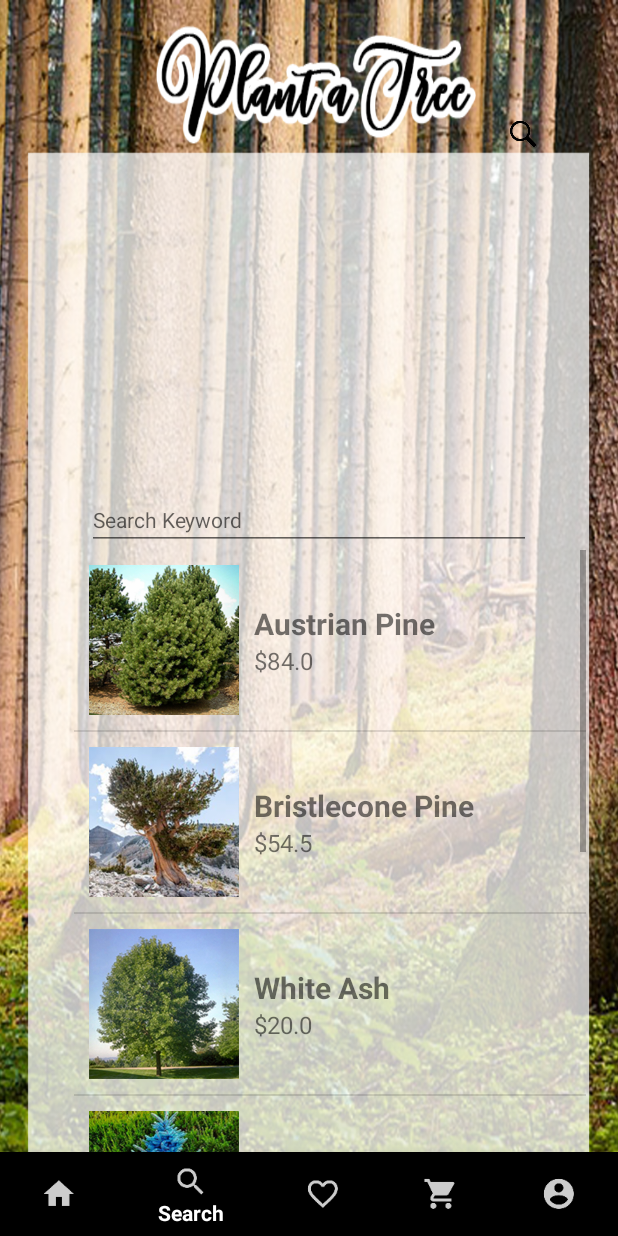
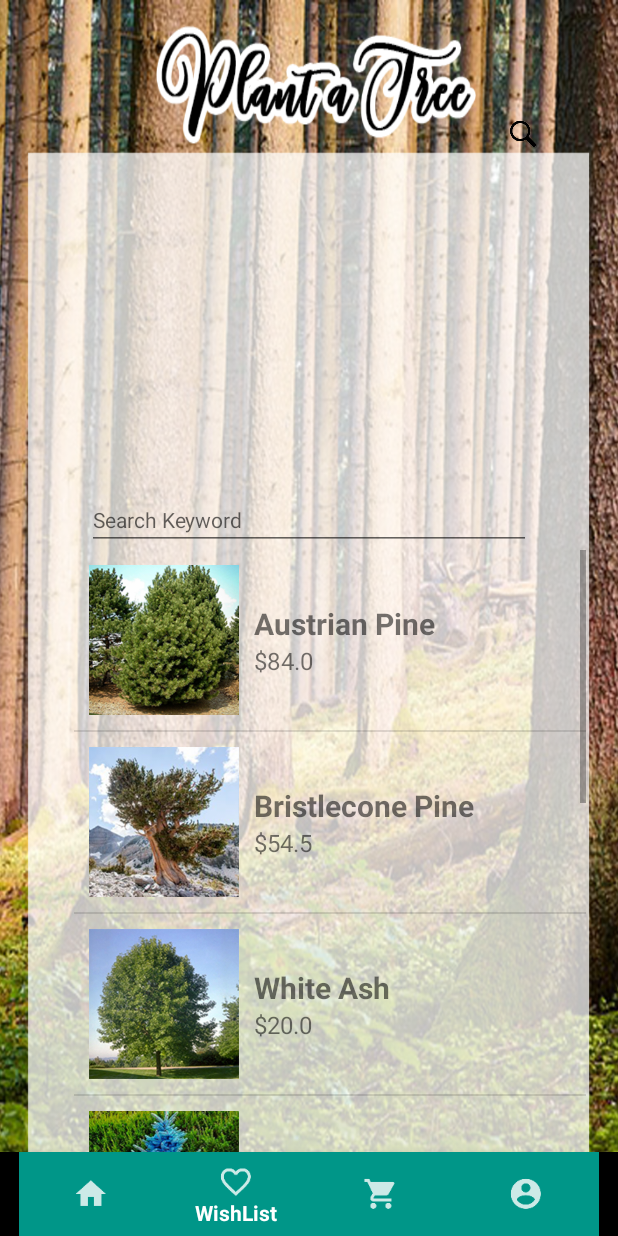
Before and after one commit to TheShrubs/PlantATreeApp, an Android app: the LandingPageActivity screen opened directly, with no data from a screen before it, item 2 of the bottom bar chosen, on a phone screen of 412 x 824 dp. Run offline under Robolectric (Android 15) with nearby library versions, the phone set to English and light mode, and no system bars.

Commit message:
Added bottom navigation bar to LandingPageActivity
Can move between landingPageActivity and ShoppingCartActivity

```diff
--- a/plantATree/app/src/main/java/com/example/theshrubs/plantatree/activity/LandingPageActivity.java
+++ b/plantATree/app/src/main/java/com/example/theshrubs/plantatree/activity/LandingPageActivity.java
@@ -1,6 +1,9 @@
 package com.example.theshrubs.plantatree.activity;
 
+import android.content.Intent;
 import android.os.Bundle;
+import android.support.annotation.NonNull;
+import android.support.design.widget.BottomNavigationView;
 import android.support.v7.app.AppCompatActivity;
 import android.text.Editable;
 import android.text.TextUtils;
@@ -12,6 +15,7 @@ import android.widget.EditText;
 import android.widget.ImageView;
 import android.widget.ListView;
 import android.widget.SearchView;
+import android.widget.Toast;
 
 import java.util.ArrayList;
 import java.util.List;
@@ -46,6 +50,37 @@ public class LandingPageActivity extends AppCompatActivity {
                 currentUser = extras.getInt("USER_ID");
             }
         }
+
+        //adding bottom naviation view
+        BottomNavigationView bottomNavigationView = (BottomNavigationView) findViewById(R.id.bottom_naviation);
+        bottomNavigationView.setOnNavigationItemSelectedListener(new BottomNavigationView.OnNavigationItemSelectedListener() {
+            @Override
+            public boolean onNavigationItemSelected(@NonNull MenuItem menuItem) {
+                switch(menuItem.getItemId()){
+                    case R.id.action_home:
+                        Toast.makeText(LandingPageActivity.this, "Home Action Clicked", Toast.LENGTH_SHORT).show();
+                        break;
+//                    case R.id.action_search:
+//                        Toast.makeText(LandingPageActivity.this, "Search Action Clicked", Toast.LENGTH_SHORT).show();
+//                        break;
+                    case R.id.action_wishlist:
+                        Toast.makeText(LandingPageActivity.this, "WishList Action Clicked", Toast.LENGTH_SHORT).show();
+                        break;
+                    case R.id.action_cart:
+                        Intent cartIntent = new Intent(LandingPageActivity.this, ShoppingCartActivity.class);
+                        cartIntent.putExtra("CART_ID", currentUser);
+                        startActivity(cartIntent);
+                        //Toast.makeText(LandingPageActivity.this, "Cart Action Clicked", Toast.LENGTH_SHORT).show();
+                        break;
+                    case R.id.action_account:
+                        Toast.makeText(LandingPageActivity.this, "Account Action Clicked", Toast.LENGTH_SHORT).show();
+                        break;
+                }
+
+                return true;
+            }
+        });
+
         this.dbHandler = new DatabaseHelper(this);
         dbHandler.populateDatabase();
 
--- a/plantATree/app/src/main/res/layout/landing_page.xml
+++ b/plantATree/app/src/main/res/layout/landing_page.xml
@@ -21,10 +21,10 @@
     <ListView
         android:id="@+id/treeList"
         android:layout_width="341dp"
-        android:layout_height="442dp"
+        android:layout_height="404dp"
         android:layout_alignParentBottom="true"
         android:layout_alignParentEnd="true"
-        android:layout_marginBottom="15dp"
+        android:layout_marginBottom="53dp"
         android:layout_marginEnd="21dp" />
 
     <EditText
--- a/plantATree/app/src/main/res/menu/bottom_navigation_main.xml
+++ b/plantATree/app/src/main/res/menu/bottom_navigation_main.xml
@@ -9,12 +9,12 @@
         android:title="Home"
         app:showAsAction="ifRoom" />
 
-    <item
-        android:id="@+id/action_search"
-        android:enabled="true"
-        android:icon="@drawable/ic_search"
-        android:title="Search"
-        app:showAsAction="ifRoom" />
+    <!--<item-->
+        <!--android:id="@+id/action_search"-->
+        <!--android:enabled="true"-->
+        <!--android:icon="@drawable/ic_search"-->
+        <!--android:title="Search"-->
+        <!--app:showAsAction="ifRoom" />-->
 
     <item
         android:id="@+id/action_wishlist"
--- a/plantATree/app/src/main/res/values/colors.xml
+++ b/plantATree/app/src/main/res/values/colors.xml
@@ -4,5 +4,5 @@
     <color name="colorPrimaryDark">#303F9F</color>
     <color name="colorAccent">#303F9F</color>
     <color name="colorBackground">#ffffff</color>
-    <color name="colorNavigationBottom">#000000</color>
+    <color name="colorNavigationBottom">#009688</color>
 </resources>
```
